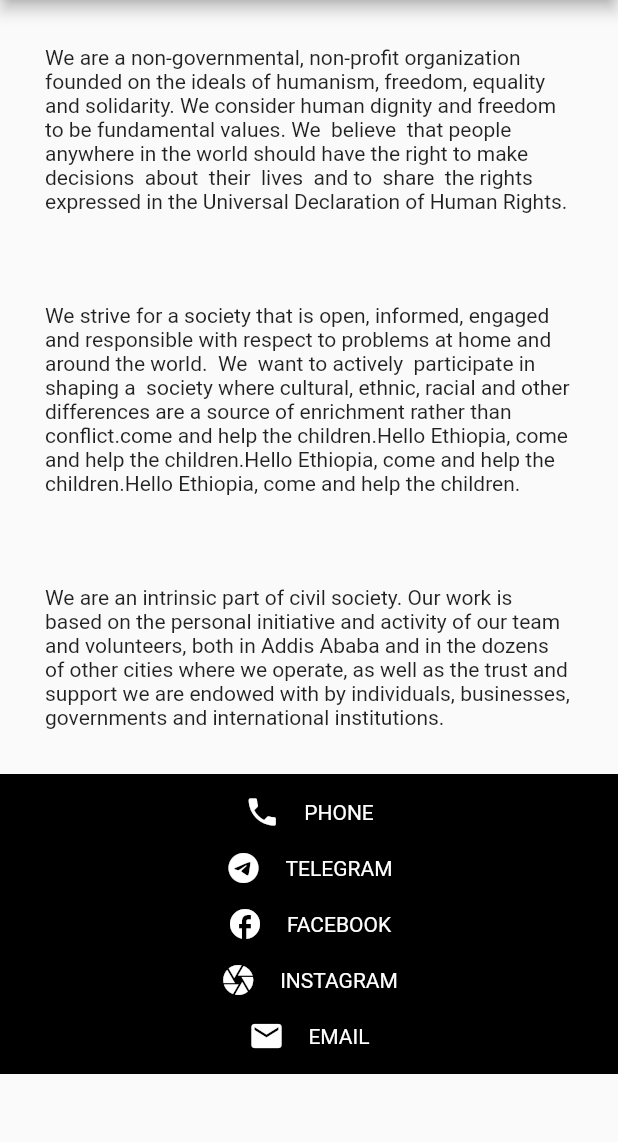
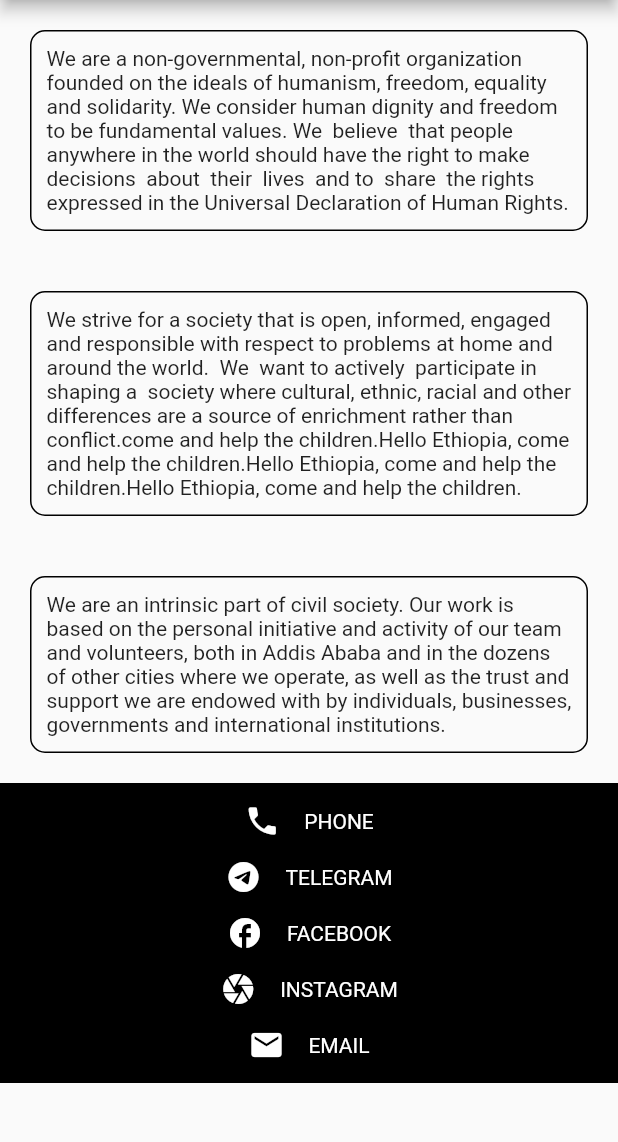
Before and after one commit to TesfayeAdugna/Erdata-App, a Flutter app: the About screen opened by its route, on a phone screen of 412 x 824 dp, the part 84-1226 px from its top. Run offline on Flutter 3.47's test engine with Material 2 defaults, Android fonts, the phone set to English and light mode, and no system bars; our stand-ins replace dropdown_button2, equatable, flutter_bloc, go_router.

Commit message:
updating aboutpage

```diff
--- a/frontend/lib/erdata/screens/about.dart
+++ b/frontend/lib/erdata/screens/about.dart
@@ -56,18 +56,30 @@ class About extends StatelessWidget {
                   Container(
                     margin: EdgeInsets.all(20),
                     padding: EdgeInsets.all(10),
+                    decoration: BoxDecoration(
+                      border: Border.all(),
+                      borderRadius: BorderRadius.all(Radius.circular(10)),
+                    ),
                     child: Text(
                         "We are a non-governmental, non-profit organization founded on the ideals of humanism, freedom, equality and solidarity. We consider human dignity and freedom to be fundamental values. We  believe  that people anywhere in the world should have the right to make  decisions  about  their  lives  and to  share  the rights expressed in the Universal Declaration of Human Rights."),
                   ),
                   Container(
                     margin: EdgeInsets.all(20),
                     padding: EdgeInsets.all(10),
+                    decoration: BoxDecoration(
+                      border: Border.all(),
+                      borderRadius: BorderRadius.all(Radius.circular(10)),
+                    ),
                     child: Text(
                         "We strive for a society that is open, informed, engaged and responsible with respect to problems at home and around the world.  We  want to actively  participate in  shaping a  society where cultural, ethnic, racial and other differences are a source of enrichment rather than conflict.come and help the children.Hello Ethiopia, come and help the children.Hello Ethiopia, come and help the children.Hello Ethiopia, come and help the children."),
                   ),
                   Container(
                     margin: EdgeInsets.all(20),
                     padding: EdgeInsets.all(10),
+                    decoration: BoxDecoration(
+                      border: Border.all(),
+                      borderRadius: BorderRadius.all(Radius.circular(10)),
+                    ),
                     child: Text(
                         "We are an intrinsic part of civil society. Our work is based on the personal initiative and activity of our team and volunteers, both in Addis Ababa and in the dozens of other cities where we operate, as well as the trust and support we are endowed with by individuals, businesses, governments and international institutions."),
                   ),
```
